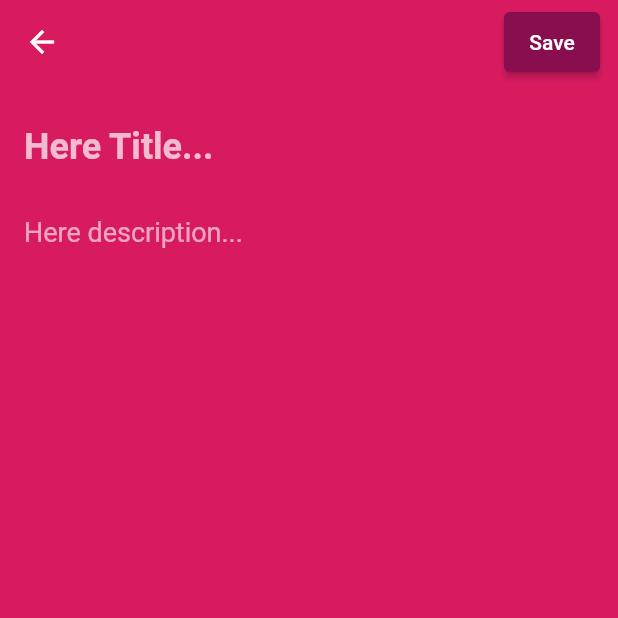
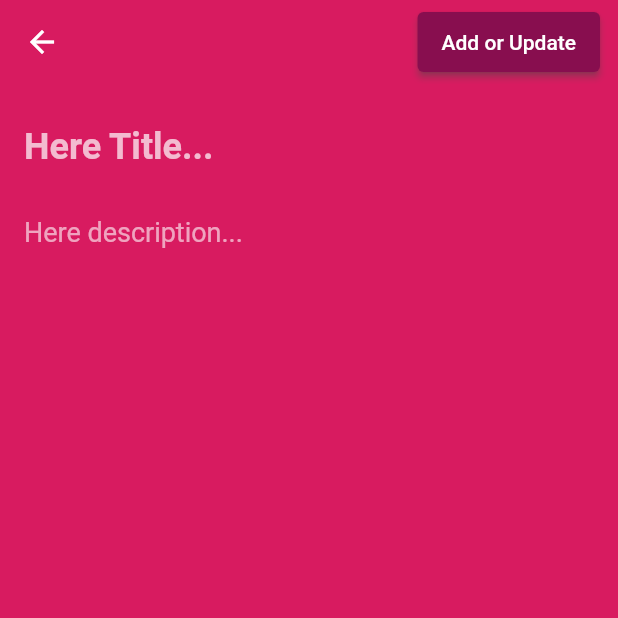
Before and after one commit to sanjibsinha/flutter_data_and_backend, a Flutter app: the screen it shows after launch, after a tap on "Add Blog", on a phone screen of 412 x 824 dp, the top half of it. Run offline on Flutter 3.47's test engine with Material 2 defaults, Android fonts, the phone set to English and light mode, and no system bars; our stand-ins replace sqflite; accounts and stored records are empty.

Commit message:
first from boro

```diff
--- a/lib/model/blogs.dart
+++ b/lib/model/blogs.dart
@@ -26,8 +26,8 @@ class BlogDatabaseHandler {
   Future _createDB(Database db, int version) async {
     const idType = 'INTEGER PRIMARY KEY AUTOINCREMENT';
     const textType = 'TEXT NOT NULL';
-    const boolType = 'BOOLEAN NOT NULL';
-    const integerType = 'INTEGER NOT NULL';
+    //const boolType = 'BOOLEAN NOT NULL';
+    //const integerType = 'INTEGER NOT NULL';
 
     await db.execute('''
 CREATE TABLE $tableOfBlogs (
--- a/lib/view/edit.dart
+++ b/lib/view/edit.dart
@@ -54,10 +54,12 @@ class _EditPageState extends State<EditPage> {
       child: ElevatedButton(
         style: ElevatedButton.styleFrom(
           onPrimary: Colors.white,
+          onSurface: Colors.pink.shade900,
+          shadowColor: Colors.grey.shade600,
           primary: isFormValid ? null : Colors.pink.shade900,
         ),
         onPressed: addOrUpdateBlog,
-        child: const Text('Save'),
+        child: const Text('Add or Update'),
       ),
     );
   }
```
Also changed, not shown: lib/controller/blog_card.dart (+12 -1 lines).
